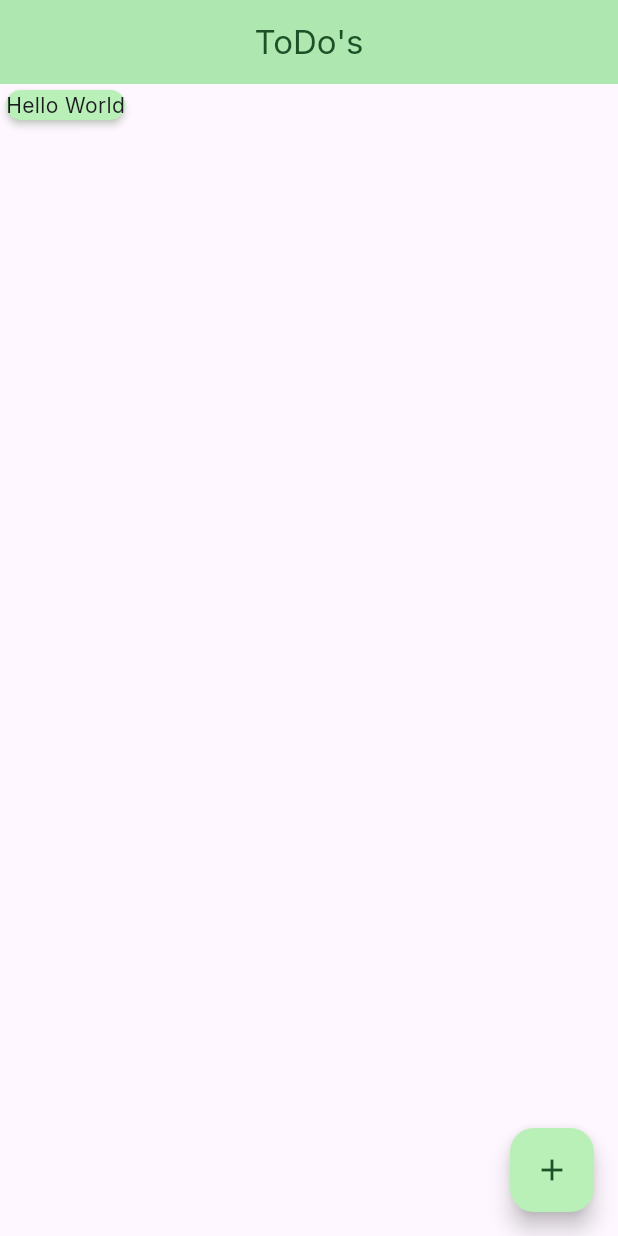
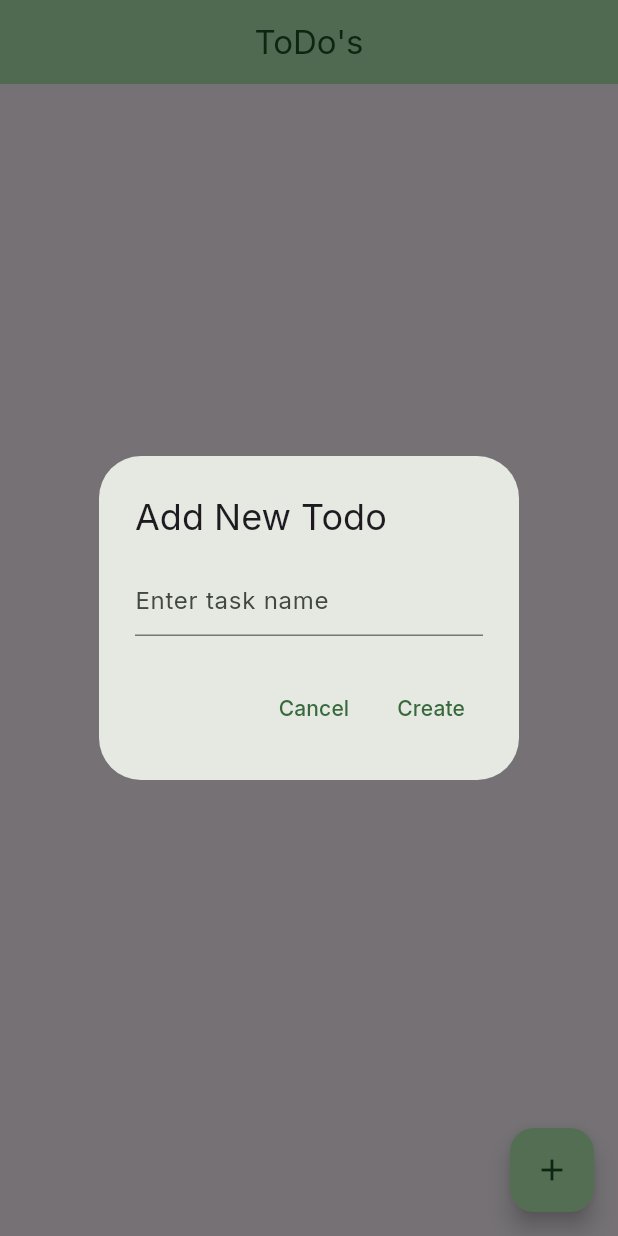
Before and after one commit to Fardeenhimself/flutter_todo, a Flutter app: the screen it shows after launch, after a tap on the "add" icon, on a phone screen of 412 x 824 dp. Run offline on Flutter 3.47's test engine with Material 3 defaults, Android fonts, the phone set to English and light mode, and no system bars; our stand-ins replace flutter_riverpod, google_fonts, hive_flutter; accounts and stored records are empty.

Commit message:
List of todos shown

```diff
--- a/lib/screens/home_screen.dart
+++ b/lib/screens/home_screen.dart
@@ -1,15 +1,33 @@
 import 'package:flutter/material.dart';
+import 'package:flutter_riverpod/flutter_riverpod.dart';
+import 'package:flutter_todo/providers/todo_provider.dart';
+import 'package:flutter_todo/utils/add_todo_box.dart';
 
-class HomeScreen extends StatelessWidget {
+class HomeScreen extends ConsumerWidget {
   const HomeScreen({super.key});
 
   @override
-  Widget build(BuildContext context) {
+  Widget build(BuildContext context, WidgetRef ref) {
+    final todos = ref.watch(todoListProvider);
     return Scaffold(
       appBar: AppBar(title: Text('ToDo\'s')),
-      body: Column(children: [Card(child: Text('Hello World'))]),
+      body: SafeArea(
+        child: ListView.builder(
+          itemCount: todos.length,
+          itemBuilder: (context, index) {
+            final todo = todos[index];
+            return ListTile(
+              title: Text(todo.name),
+              subtitle: Text((todo.addedAt).toString()),
+              trailing: IconButton(onPressed: () {}, icon: Icon(Icons.delete)),
+            );
+          },
+        ),
+      ),
       floatingActionButton: FloatingActionButton(
-        onPressed: () {},
+        onPressed: () {
+          showDialog(context: context, builder: (context) => AddTodoBox());
+        },
         child: Icon(Icons.add),
       ),
     );
--- /dev/null
+++ b/lib/utils/add_todo_box.dart
@@ -0,0 +1,40 @@
+import 'package:flutter/material.dart';
+import 'package:flutter_riverpod/flutter_riverpod.dart';
+import 'package:flutter_todo/providers/todo_provider.dart';
+
+class AddTodoBox extends ConsumerWidget {
+  const AddTodoBox({super.key});
+
+  @override
+  Widget build(BuildContext context, WidgetRef ref) {
+    final controller = TextEditingController();
+    return AlertDialog(
+      title: const Text('Add New Todo'),
+      content: TextField(
+        controller: controller,
+        decoration: InputDecoration(hintText: 'Enter task name'),
+      ),
+      actions: [
+        TextButton(
+          onPressed: () {
+            Navigator.of(context).pop();
+          },
+          child: Text('Cancel'),
+        ),
+        TextButton(
+          onPressed: () {
+            if (controller.text.trim().isNotEmpty) {
+              ref
+                  .read(todoListProvider.notifier)
+                  .addTodo(controller.text.trim());
+              Navigator.of(context).pop();
+            } else {
+              Text('Fild cannot be empty');
+            }
+          },
+          child: Text('Create'),
+        ),
+      ],
+    );
+  }
+}
```
